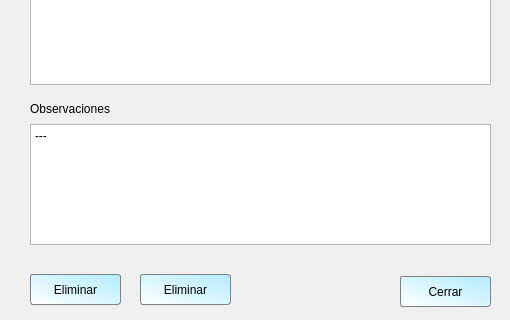
Qt form UiDialogJuego.ui (arlumno/DI-BibliotecaJuegos) before a commit; both pictures show x 0 to 510 and y 236 to 556 of the 510 by 556 pixel window.
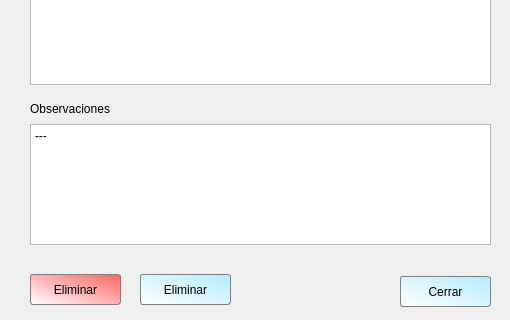
The same form after that commit. Icons and pictures are not drawn.

```diff
--- a/UiDialogJuego.ui
+++ b/UiDialogJuego.ui
@@ -466,6 +466,9 @@
      <height>31</height>
     </rect>
    </property>
+   <property name="styleSheet">
+    <string notr="true">background-color: qlineargradient(spread:pad, x1:1, y1:0, x2:0, y2:1, stop:0 rgba(255, 100,100, 255), stop:1 rgba(255, 255, 255, 255));</string>
+   </property>
    <property name="text">
     <string>Eliminar</string>
    </property>
```
